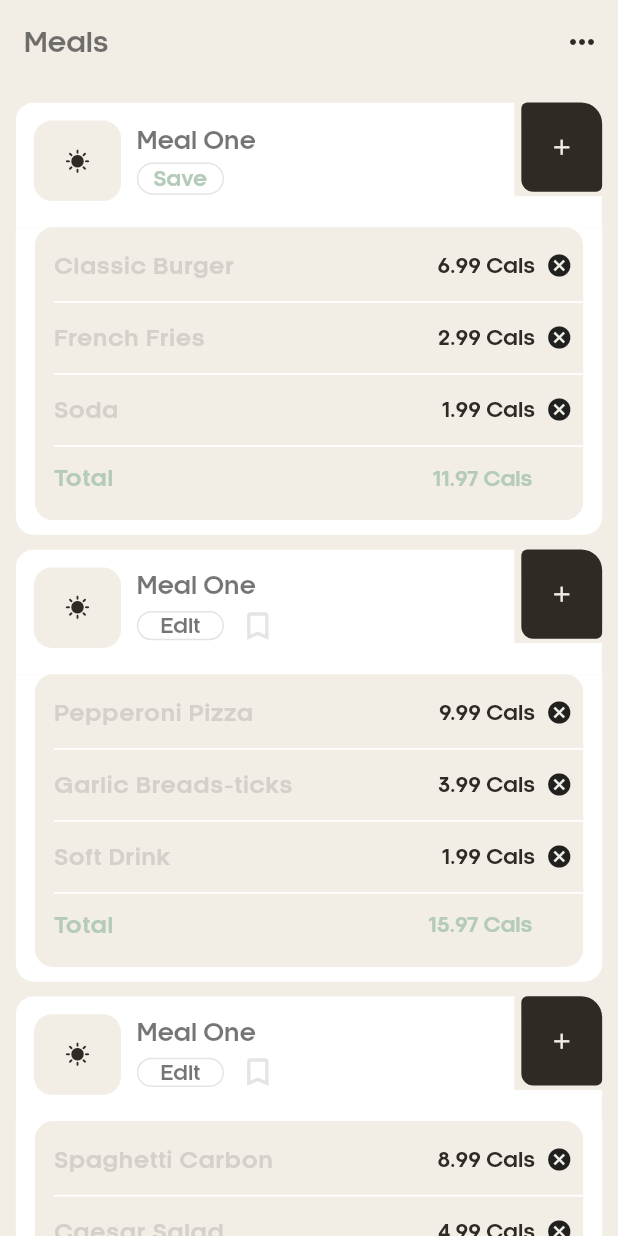
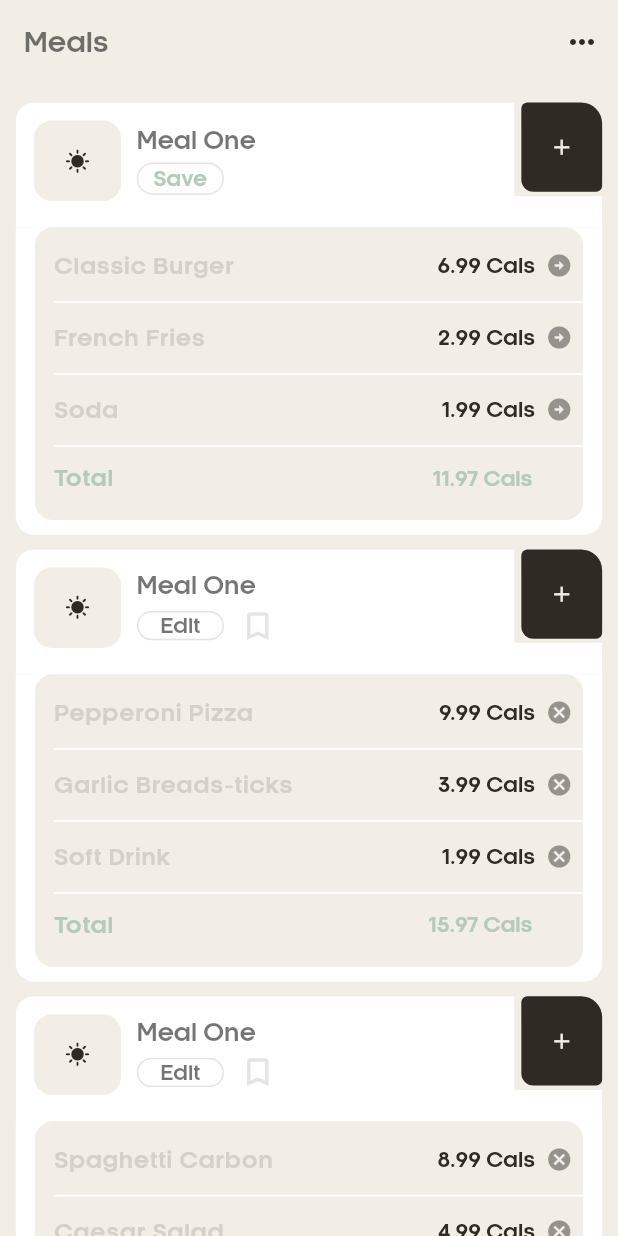
Before and after one commit to abdullahjavaid409/Studio93-Task, a Flutter app: the screen it shows after launch, on a phone screen of 412 x 824 dp. Run offline on Flutter 3.47's test engine with Material 2 defaults, Android fonts, the phone set to English and light mode, and no system bars; our stand-ins replace flutter_screenutil.

Commit message:
update the code

```diff
--- a/lib/page/home/component/home_card.dart
+++ b/lib/page/home/component/home_card.dart
@@ -132,7 +132,8 @@ class HomeCard extends StatelessWidget {
                           ...mealProduct
                               .map((e) => Column(
                                     children: [
-                                      CalculationTile(product: e),
+                                      CalculationTile(
+                                          product: e, isEdit: isEdit),
                                       const Divider(
                                         color: Colors.white,
                                         thickness: 1.2,
@@ -165,7 +166,10 @@ class HomeCard extends StatelessWidget {
 
 class CalculationTile extends StatelessWidget {
   final MealProduct product;
-  const CalculationTile({super.key, required this.product});
+  final bool isEdit;
+  final BuildContextCallback? onPressed;
+  const CalculationTile(
+      {super.key, required this.product, required this.isEdit, this.onPressed});
 
   @override
   Widget build(BuildContext context) {
@@ -189,8 +193,9 @@ class CalculationTile extends StatelessWidget {
                 padding: EdgeInsets.zero,
                 visualDensity:
                     const VisualDensity(horizontal: -4, vertical: -4),
-                onPressed: _pressedCancel,
-                icon: const Icon(Icons.cancel, size: 18)),
+                onPressed: onPressed == null ? null : () => onPressed!(context),
+                icon: Icon(!isEdit ? Icons.cancel : Icons.arrow_circle_right,
+                    size: 18)),
           ],
         )
       ],
```
